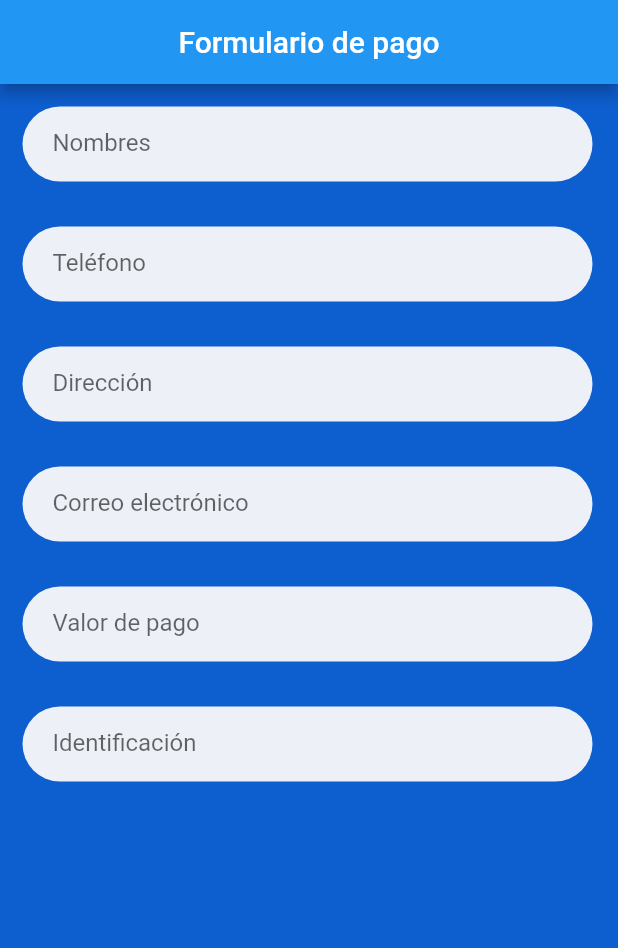
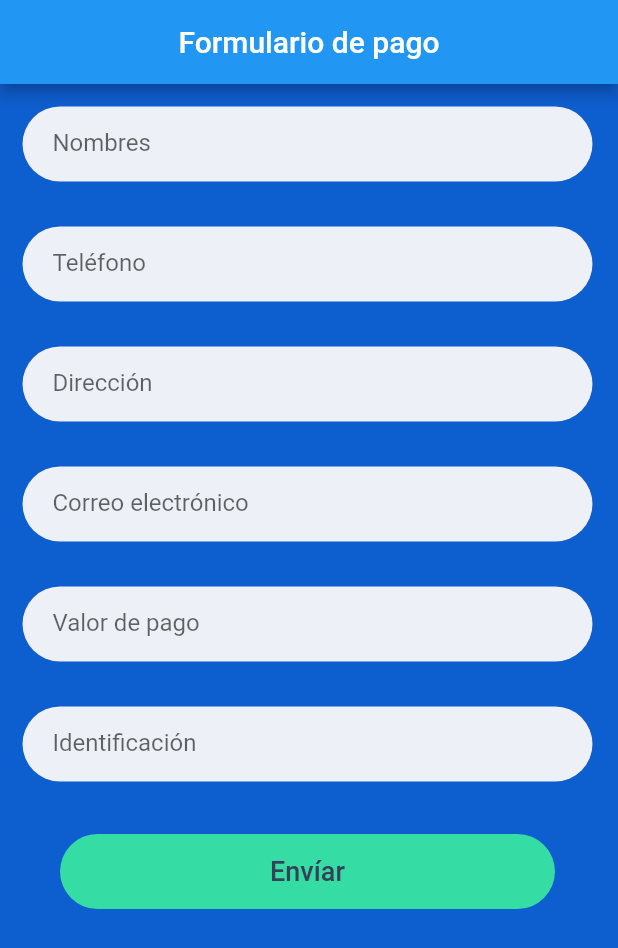
Before and after one commit to ArielC98/PagoPlux, a Flutter app: the PaymentForm screen opened directly, on a phone screen of 412 x 824 dp. Shown: the top 948 px of the screen. Run offline on Flutter 3.47's test engine with Material 2 defaults, Android fonts, the light colour scheme and no system bars; missing offline and left inert: flutter_webview_plugin.

Commit message:
Boton de formulario agregado

```diff
--- a/lib/form.dart
+++ b/lib/form.dart
@@ -71,7 +71,28 @@ class _PaymentFormState extends State<PaymentForm> {
               keyboardType: TextInputType.number,
               maxLength: 10,
             ),
+            Padding(
+              padding: const EdgeInsets.only(top:20.0),
+              child: SizedBox(
+                width: 330,
+                height: 50,
+                child: TextButton(
+                  style: TextButton.styleFrom(
+                    shape: const RoundedRectangleBorder(
+                        borderRadius: BorderRadius.all(Radius.circular(40))),
+                    backgroundColor: const Color(0xFF35DCA4),
+                    foregroundColor: const Color(0xFF344257),
+                  ),
+                  child: const Text(
+                    'Envíar',
+                    style: TextStyle(fontSize: 18),
+                  ),
+                  onPressed: () {
 
+                  },
+                ),
+              ),
+            ),
           ],
         ),
       ),
--- a/lib/login.dart
+++ b/lib/login.dart
@@ -115,8 +115,8 @@ class _CredentialsState extends State<Credentials> {
               style: TextStyle(fontSize: 18),
             ),
             onPressed: () {
-              if (userController.text == '' &&
-                  passwordController.text == '') {
+              if (userController.text == 'Pagoplux' &&
+                  passwordController.text == 'Pagoplux') {
                 Navigator.of(context)
                     .push(MaterialPageRoute(builder: ((BuildContext context) {
                   return const FormScreen();
```
